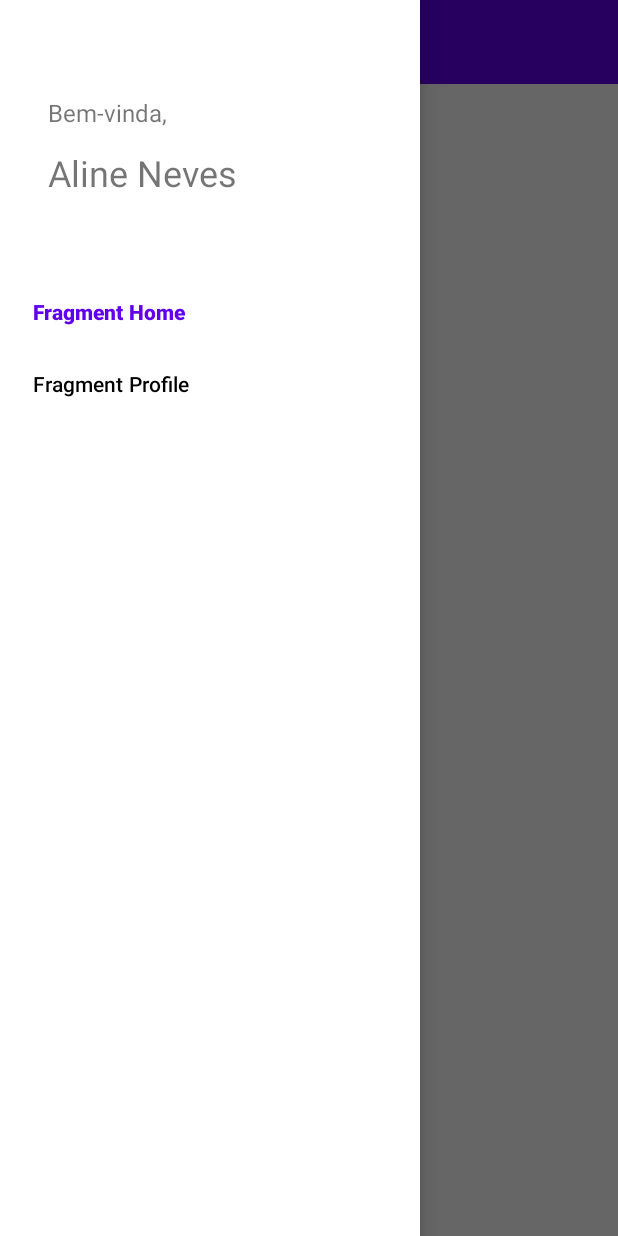
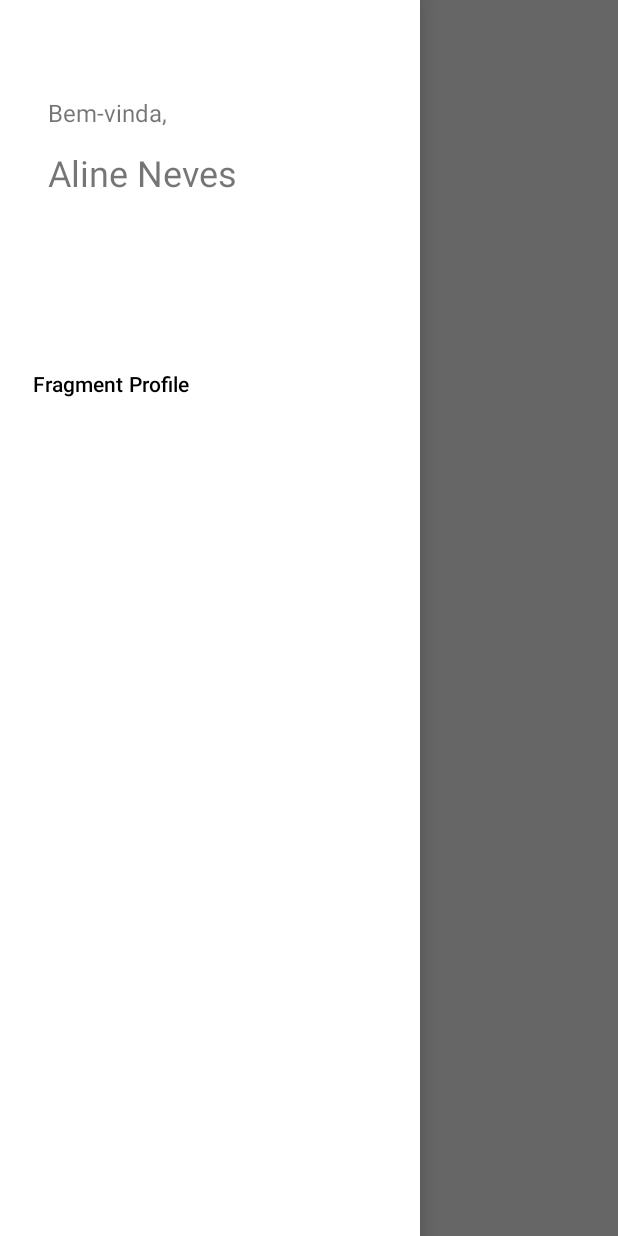
Before and after one commit to PSFREITASUEA/genda, an Android app: the HomeActivity screen opened directly, with no data from a screen before it, with the side drawer open, on a phone screen of 412 x 824 dp. Run offline under Robolectric (Android 15) with nearby library versions, the phone set to English and light mode, and no system bars; our stand-ins replace navigation-ui.

Commit message:
#Update: Change toolbar icon and background color

```diff
--- a/app/src/main/res/layout/activity_home.xml
+++ b/app/src/main/res/layout/activity_home.xml
@@ -16,7 +16,7 @@
             android:id="@+id/toolbar_home"
             android:layout_width="match_parent"
             android:layout_height="?attr/actionBarSize"
-            android:background="?attr/colorPrimary"
+            android:theme="@style/AppTheme.ActionBar"
             app:layout_constraintStart_toStartOf="parent"
             app:layout_constraintTop_toTopOf="parent" />
 
--- a/app/src/main/res/values-night/themes.xml
+++ /dev/null
@@ -1,16 +0,0 @@
-<resources xmlns:tools="http://schemas.android.com/tools">
-    <!-- Base application theme. -->
-    <style name="Theme.Genda" parent="Theme.MaterialComponents.DayNight.NoActionBar">
-        <!-- Primary brand color. -->
-        <item name="colorPrimary">@color/purple_200</item>
-        <item name="colorPrimaryVariant">@color/purple_700</item>
-        <item name="colorOnPrimary">@color/black</item>
-        <!-- Secondary brand color. -->
-        <item name="colorSecondary">@color/teal_200</item>
-        <item name="colorSecondaryVariant">@color/teal_200</item>
-        <item name="colorOnSecondary">@color/black</item>
-        <!-- Status bar color. -->
-        <item name="android:statusBarColor" tools:targetApi="l">?attr/colorPrimaryVariant</item>
-        <!-- Customize your theme here. -->
-    </style>
-</resources>
--- /dev/null
+++ b/app/src/main/res/values/styles.xml
@@ -0,0 +1,8 @@
+<?xml version="1.0" encoding="utf-8"?>
+<resources>
+
+    <style name="AppTheme.ActionBar" parent="Theme.AppCompat.Light.DarkActionBar">
+        <item name="actionMenuTextColor">@color/black</item>
+        <item name="android:background">@color/white</item>
+    </style>
+</resources>
--- a/app/src/main/res/values/themes.xml
+++ b/app/src/main/res/values/themes.xml
@@ -1,16 +1,9 @@
 <resources xmlns:tools="http://schemas.android.com/tools">
     <!-- Base application theme. -->
     <style name="Theme.Genda" parent="Theme.MaterialComponents.DayNight.NoActionBar">
-        <!-- Primary brand color. -->
-        <item name="colorPrimary">@color/purple_500</item>
-        <item name="colorPrimaryVariant">@color/purple_700</item>
-        <item name="colorOnPrimary">@color/white</item>
-        <!-- Secondary brand color. -->
+        <item name="colorPrimary">@color/white</item>
         <item name="colorSecondary">@color/teal_200</item>
-        <item name="colorSecondaryVariant">@color/teal_700</item>
         <item name="colorOnSecondary">@color/black</item>
-        <!-- Status bar color. -->
-        <item name="android:statusBarColor" tools:targetApi="l">?attr/colorPrimaryVariant</item>
-        <!-- Customize your theme here. -->
+        <item name="android:statusBarColor" tools:targetApi="l">?attr/colorPrimary</item>
     </style>
 </resources>
```
